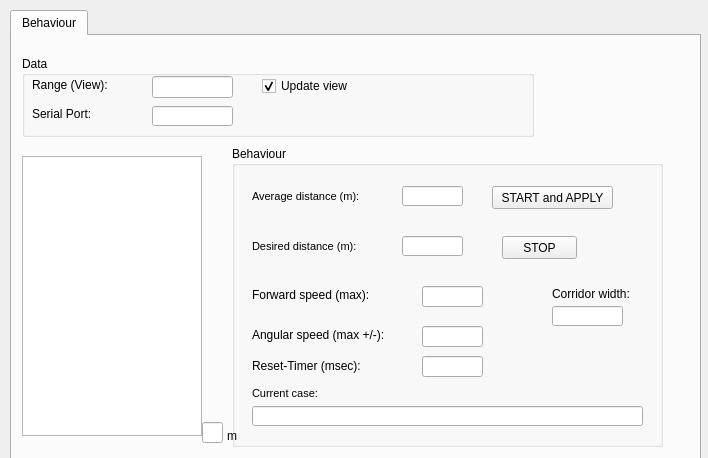
Above: Hanse/Behaviour_WallFollowing/wallfollowingform.ui from iti-luebeck/HANSE2011 before the change. Below: the same form after it.
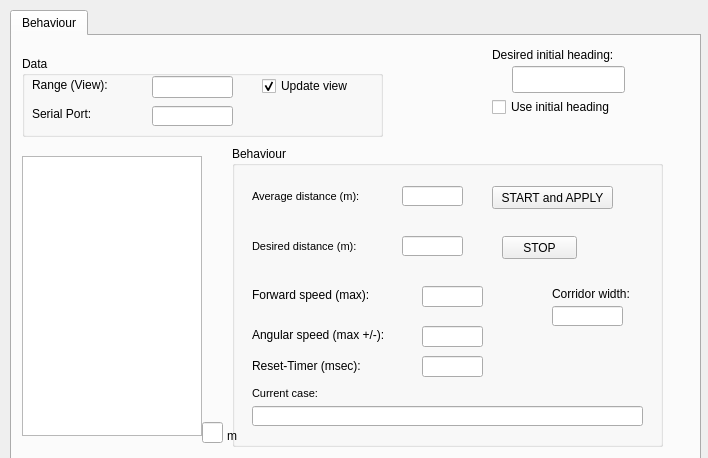
That is the form after the change.

Commit message: BehavWall new feature: initial heading

Diff of the .ui file:
```diff
--- a/Hanse/Behaviour_WallFollowing/wallfollowingform.ui
+++ b/Hanse/Behaviour_WallFollowing/wallfollowingform.ui
@@ -62,7 +62,7 @@
       <rect>
        <x>10</x>
        <y>20</y>
-       <width>512</width>
+       <width>361</width>
        <height>81</height>
       </rect>
      </property>
@@ -379,6 +379,42 @@
       <bool>true</bool>
      </property>
     </widget>
+    <widget class="QLineEdit" name="headingInput">
+     <property name="geometry">
+      <rect>
+       <x>500</x>
+       <y>30</y>
+       <width>113</width>
+       <height>27</height>
+      </rect>
+     </property>
+    </widget>
+    <widget class="QLabel" name="label_9">
+     <property name="geometry">
+      <rect>
+       <x>480</x>
+       <y>10</y>
+       <width>161</width>
+       <height>17</height>
+      </rect>
+     </property>
+     <property name="text">
+      <string>Desired initial heading:</string>
+     </property>
+    </widget>
+    <widget class="QCheckBox" name="headingBox">
+     <property name="geometry">
+      <rect>
+       <x>480</x>
+       <y>60</y>
+       <width>171</width>
+       <height>22</height>
+      </rect>
+     </property>
+     <property name="text">
+      <string>Use initial heading</string>
+     </property>
+    </widget>
    </widget>
   </widget>
  </widget>
```
The commit also changes 6 other files.
